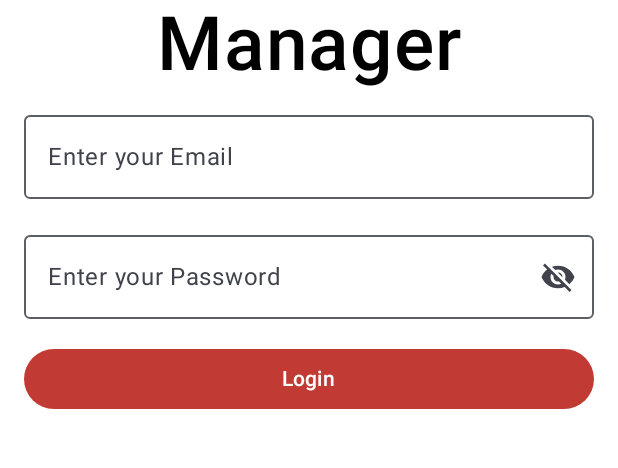
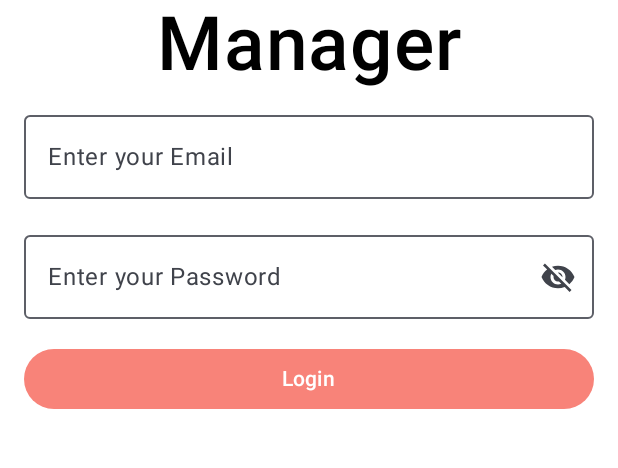
Before and after one commit to ANMOLSCRIPT/Password-Manager, an Android app built with Jetpack Compose: the screen it shows after launch (MainActivity), on a phone screen of 412 x 824 dp, the part 455-923 px from its top. Run offline under Robolectric (Android 15) with nearby library versions, the phone set to English and light mode, and no system bars; our stand-ins replace Dagger/Hilt's generated code, Room's generated code.

Commit message:
login button color changed

```diff
--- a/app/src/main/java/com/example/passwordmanager/LoginPage.kt
+++ b/app/src/main/java/com/example/passwordmanager/LoginPage.kt
@@ -127,9 +127,9 @@ fun LoginScreen(navController: NavController) {
                         .show()
                 }
             },
-            modifier = Modifier.fillMaxWidth(), colors = ButtonDefaults.buttonColors(Red)
+            modifier = Modifier.fillMaxWidth(), colors = ButtonDefaults.buttonColors(PinkTheme)
         ) {
-            Text("Login")
+            Text("Login", fontWeight = FontWeight.SemiBold)
         }
     }
 }
```
